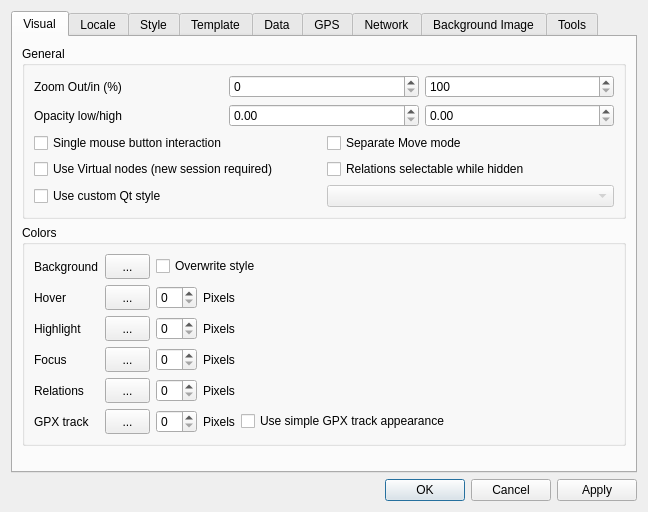
First picture: the form in src/Preferences/PreferencesDialog.ui, repository openstreetmap/merkaartor, before the edit.
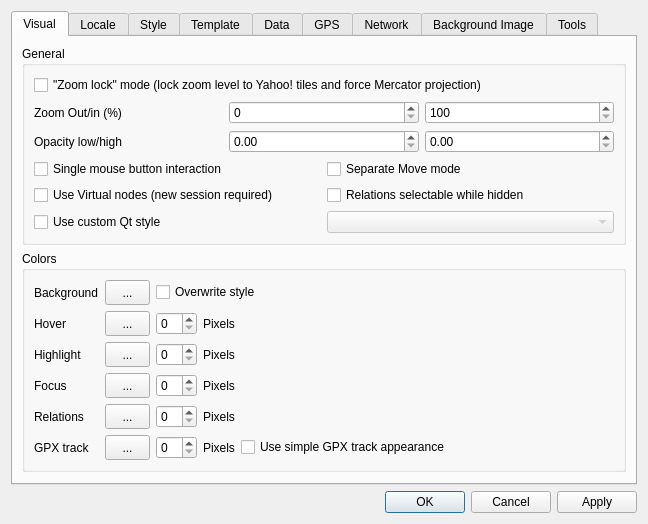
Second picture: the form after the edit.

Commit message: ADD : "Zoom lock" mode. Zoom steps are locked to TMS ones and projection is locked to Mercator FIX : get sharper Yahoo images (closes #2623) FIX : tag value "Fast food" should be "fast_food" (closes #2625) ADD : add japanese and ukrainian languages to Windows installer (fixes #2619)

What changed in the file:
```diff
--- a/src/Preferences/PreferencesDialog.ui
+++ b/src/Preferences/PreferencesDialog.ui
@@ -34,6 +34,13 @@
           <string>General</string>
          </property>
          <layout class="QVBoxLayout">
+          <item>
+           <widget class="QCheckBox" name="cbBorisZoom">
+            <property name="text">
+             <string>&quot;Zoom lock&quot; mode (lock zoom level to Yahoo! tiles and force Mercator projection)</string>
+            </property>
+           </widget>
+          </item>
           <item>
            <layout class="QHBoxLayout">
             <item>
```
Left out of the diff: 106 changed lines with no effect on the pictures. The commit also changes 17 other files.
